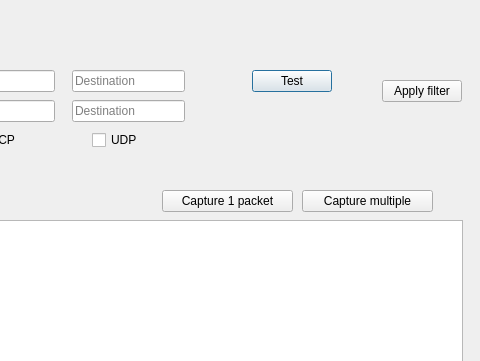
AONunan/FinalYearProject, file packetcapturewindow.ui: the form before one commit; both pictures show x 178 to 658 and y 0 to 361 of the 658 by 491 pixel window.
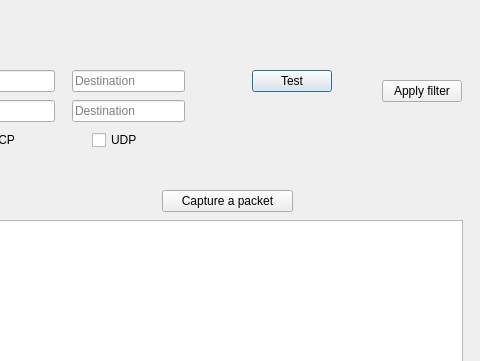
The form after the commit.

Commit message: Removed capture stream and built upon capture singular packet

What changed in the file:
```diff
--- a/packetcapturewindow.ui
+++ b/packetcapturewindow.ui
@@ -143,19 +143,6 @@
     <string>Test</string>
    </property>
   </widget>
-  <widget class="QPushButton" name="button_capture_stream">
-   <property name="geometry">
-    <rect>
-     <x>480</x>
-     <y>190</y>
-     <width>131</width>
-     <height>22</height>
-    </rect>
-   </property>
-   <property name="text">
-    <string>Capture multiple</string>
-   </property>
-  </widget>
   <widget class="QPushButton" name="button_capture_packet">
    <property name="geometry">
     <rect>
@@ -166,7 +153,7 @@
     </rect>
    </property>
    <property name="text">
-    <string>Capture 1 packet</string>
+    <string>Capture a packet</string>
    </property>
   </widget>
   <widget class="QPushButton" name="button_close_handle">
```
The commit also changes 2 other files.
